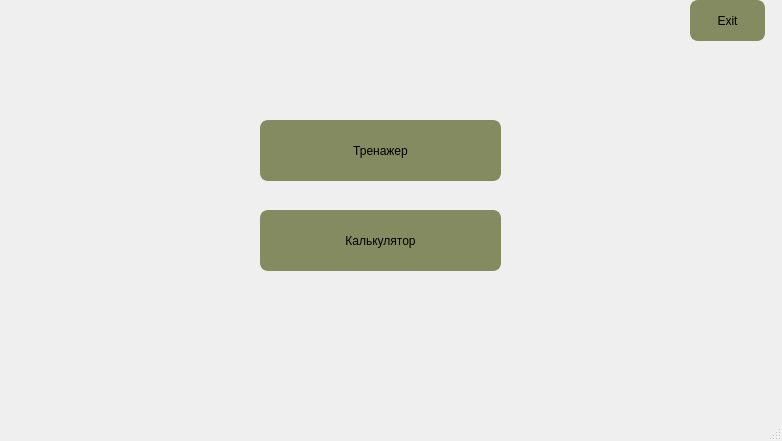
Before: the Qt Designer form mainwindow.ui in Haveryx/SimplexMethod, drawn with Qt 5.
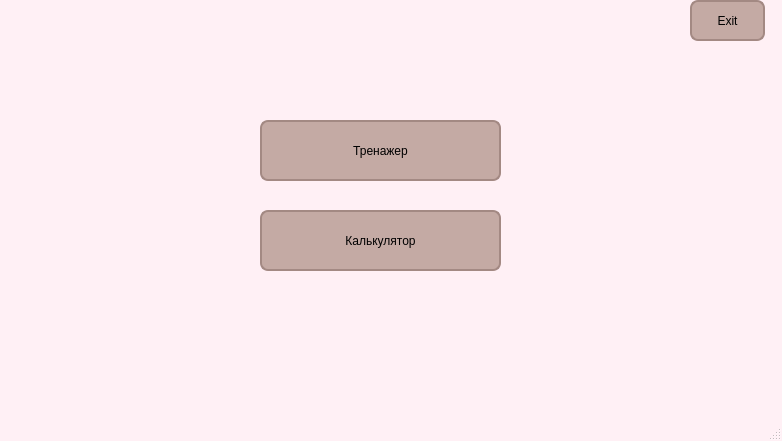
After: the same form once the commit is applied.

```diff
--- a/mainwindow.ui
+++ b/mainwindow.ui
@@ -14,13 +14,13 @@
    <string>MainWindow</string>
   </property>
   <property name="styleSheet">
-   <string notr="true">/*QMainWindow{
-background-color: rgb(227, 225, 237);
-}*/
+   <string notr="true">QMainWindow{
+background-color: rgb(255, 240, 245);
+}
 QPushButton{
 border-radius:8px;
-border: 2px solid rgb(132, 139, 97);
-background-color: rgb(132, 139, 97);
+border: 2px solid rgb(163, 137, 131);
+background-color: rgb(196, 170, 164);
 	font: 75 18pt &quot;Times New Roman&quot;;
 }
 QPushButton::hover{
```
Left out of the diff: 4 changed lines with no effect on the pictures.
